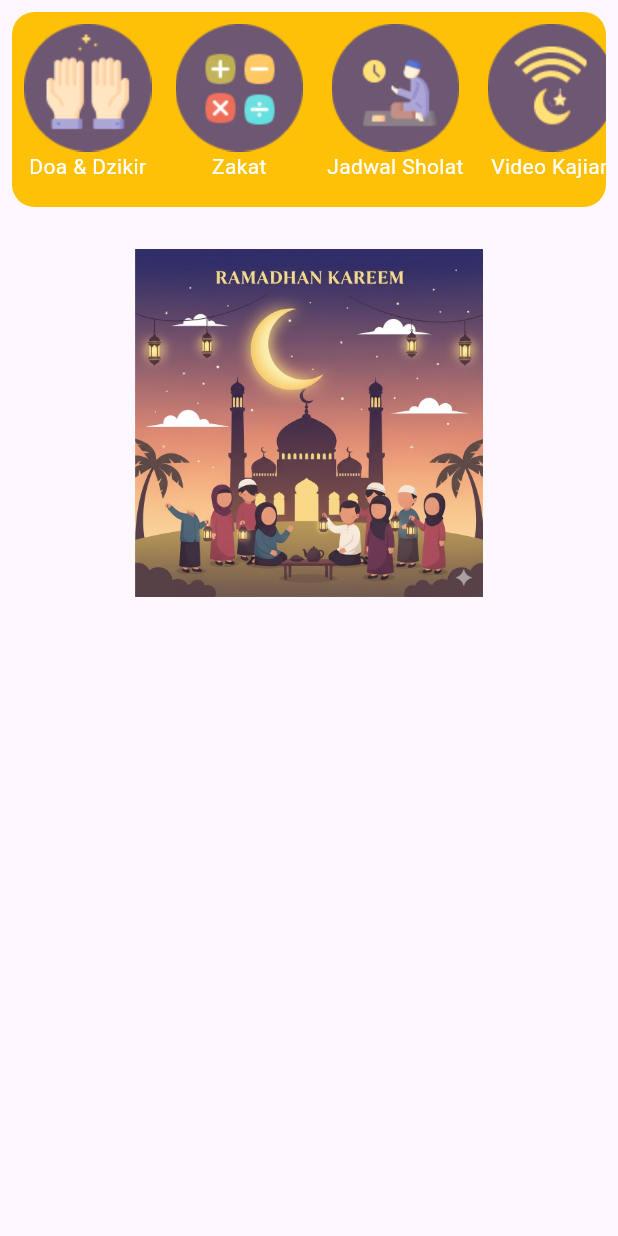
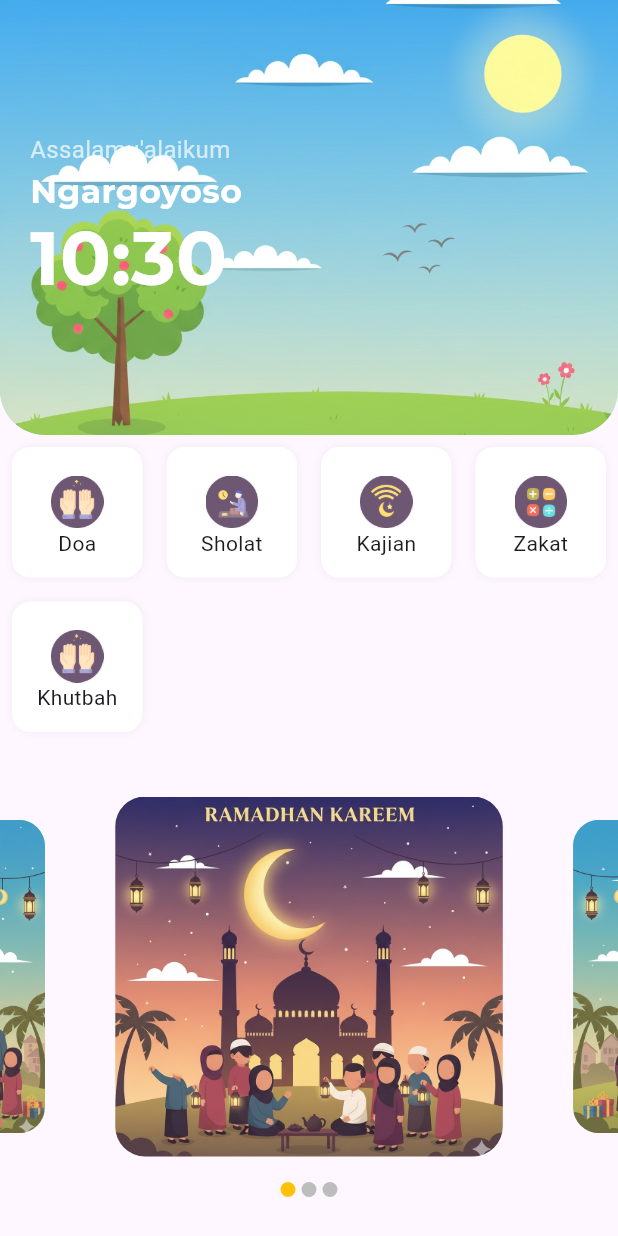
Before and after one commit to rafif-al/SuperApp-Taqwa, a Flutter app: the screen it shows after launch, on a phone screen of 412 x 824 dp. Run offline on Flutter 3.47's test engine with Material 3 defaults, Android fonts, the light colour scheme and no system bars; drawn by our look-alikes of carousel_slider; our stand-ins replace geocoding, geolocator, permission_handler, shared_preferences; missing offline and left inert: string_similarity; Roboto replaces fonts that are missing (Montserrat-Regular); project files that could hold a hidden picture were left out.

Commit message:
membuat dash board islami

```diff
--- a/bitaqwa/lib/pages/home_page.dart
+++ b/bitaqwa/lib/pages/home_page.dart
@@ -1,14 +1,14 @@
-import 'dart:async'; //timer countdown
+import 'dart:async'; // Timer Countdown
 import 'package:flutter/material.dart';
-import 'package:carousel_slider/carousel_slider.dart'; // carosel slider
-import 'package:http/http.dart' as http; // ambil data API
-import 'dart:convert'; // decode JSON
+import 'package:carousel_slider/carousel_slider.dart'; // Carousel Slider
+import 'package:http/http.dart' as http; // ambil data API json
+import 'dart:convert'; // Decode json
 import 'package:geolocator/geolocator.dart'; // GPS
 import 'package:geocoding/geocoding.dart'; // Konversi GPS
 import 'package:intl/intl.dart'; // Formatter Number
-import 'package:permission_handler/permission_handler.dart'; // Izin handler
-import 'package:shared_preferences/shared_preferences.dart'; // cache lokal
-import 'package:string_similarity/string_similarity.dart'; // fuzzy match string
+import 'package:permission_handler/permission_handler.dart'; // Izin Handler
+import 'package:shared_preferences/shared_preferences.dart'; // Cache Lokal
+import 'package:string_similarity/string_similarity.dart'; // Fuzzy match Karanganyar = Karanganyar
 
 class HomePage extends StatefulWidget {
   const HomePage({super.key});
@@ -19,7 +19,7 @@ class HomePage extends StatefulWidget {
 
 class _HomePageState extends State<HomePage> {
   final CarouselController _controller = CarouselController();
-  int _curentIndex = 0;
+  int _currentIndex = 0;
 
   final posterList = const <String>[
     'assets/images/ramadhan-karrem.png',
@@ -30,141 +30,210 @@ class _HomePageState extends State<HomePage> {
   @override
   Widget build(BuildContext context) {
     return Scaffold(
-      body: SingleChildScrollView(
+      body: SafeArea(
+        child: SingleChildScrollView(
           child: Column(
             children: <Widget>[
-            Padding(
-              padding: const EdgeInsets.all(8.0),
-              child: Container(
+              // ============================================
+              // Menu waktu sholat by lokasi
+              // ============================================
+              _buildHeroSection(),
+              // ============================================
+              // Menu Section
+              // ============================================
+              _buildMenuGridSection(),
+              // ============================================
+              // Carousel Section
+              // ============================================
+              _buildCarouselSection(),
+            ],
+          ),
+        ),
+      ),
+    );
+  }
+
+  // ============================================
+  // Menu hero widget
+  // ============================================
+  Widget _buildHeroSection() {
+    return Stack(
+      clipBehavior: Clip.none,
+      children: [
+        Container(
+          height: 290,
           width: double.infinity,
-                height: 130,
           decoration: BoxDecoration(
-                  color: Colors.amber,
-                  borderRadius: BorderRadius.circular(15),
+            color: Color(0xFFB3E5FC),
+            borderRadius: BorderRadius.only(
+              bottomLeft: Radius.circular(30),
+              bottomRight: Radius.circular(30),
               ),
-                child: SingleChildScrollView(
-                  scrollDirection: Axis.horizontal,
-                  child: Row(
+              image: DecorationImage(image: AssetImage('assets/images/bg-afternoon.png'),
+              fit: BoxFit.cover,
+              ),
+          ),
+          child: Padding(
+            padding: const EdgeInsets.symmetric(
+              horizontal: 20,
+              vertical: 20,
+            ),
+            child: Column(
+              mainAxisAlignment: MainAxisAlignment.center,
+              crossAxisAlignment: CrossAxisAlignment.start,
               children: <Widget>[
-                      InkWell(
-                        onTap: () {},
-                        child: Padding(
-                          padding: const EdgeInsets.all(8.0),
-                          child: Container(
-                            child: Column(
-                              crossAxisAlignment: CrossAxisAlignment.center,
-                              children: <Widget>[
-                                Image.asset('assets/images/ic_menu_doa.png'),
                 Text(
-                                  'Doa & Dzikir',
+                  'Assalamu\'alaikum',
                   style: TextStyle(
                     fontFamily: 'Montserrat-Regular',
-                                    color: Colors.white,
+                    fontSize: 16,
+                    color: Colors.white70,
+                  ),
+                ),
+                Text(
+                  'Ngargoyoso',
+                  style: TextStyle(fontFamily: 'Montserrat-Bold', fontSize: 22, color: Colors.white),
+                ),
+                Text(
+                  DateFormat('HH:mm').format(DateTime.now()),
+                  style: TextStyle(
+                    fontFamily: 'Montserrat-Bold',
+                    fontSize: 50,
+                    height: 1.2,
+                    color: Colors.white
                   ),
                 ),
               ],
             ),
           ),
         ),
-                      ),
-                      InkWell(
-                        onTap: () {},
-                        child: Padding(
-                          padding: const EdgeInsets.all(8.0),
+      ],
+    );
+  }
+
+  // =====================================================
+  // MENU ITEM SECTION WIDGET
+  // =====================================================
+  Widget _buildMenuItem(String iconPath, String title, String routName) {
+    return Material(
+      color: Colors.transparent,
+      child: InkWell(
+        onTap: () {
+          Navigator.pushNamed(context, routName);
+        },
+        borderRadius: BorderRadius.circular(12),
+        splashColor: Colors.amber.withOpacity(0.2),
         child: Container(
-                            child: Column(
-                              crossAxisAlignment: CrossAxisAlignment.center,
-                              children: <Widget>[
-                                Image.asset('assets/images/ic_menu_zakat.png'),
-                                Text(
-                                  'Zakat',
-                                  style: TextStyle(
-                                    fontFamily: 'Montserrat-Regular',
+          decoration: BoxDecoration(
             color: Colors.white,
-                                  ),
-                                ),
+            borderRadius: BorderRadius.circular(12),
+            boxShadow: [
+              BoxShadow(color: Colors.black.withOpacity(0.05), blurRadius: 4),
             ],
           ),
-                          ),
-                        ),
-                      ),
-                      InkWell(
-                        onTap: () {},
-                        child: Padding(
-                          padding: const EdgeInsets.all(8.0),
-                          child: Container(
           child: Column(
-                              crossAxisAlignment: CrossAxisAlignment.center,
-                              children: <Widget>[
-                                Image.asset(
-                                  'assets/images/ic_menu_jadwal_sholat.png',
-                                ),
-                                Text(
-                                  'Jadwal Sholat',
-                                  style: TextStyle(
-                                    fontFamily: 'Montserrat-Regular',
-                                    color: Colors.white,
-                                  ),
-                                ),
+            mainAxisAlignment: MainAxisAlignment.center,
+            children: [
+              const SizedBox(height: 6),
+              Image.asset(iconPath, width: 35),
+              Text(title, style: TextStyle(fontFamily: 'Montserrat-Regular')),
             ],
           ),
-                          ),
-                        ),
-                      ),
-                      InkWell(
-                        onTap: () {},
-                        child: Padding(
-                          padding: const EdgeInsets.all(8.0),
-                          child: Container(
-                            child: Column(
-                              crossAxisAlignment: CrossAxisAlignment.center,
-                              children: <Widget>[
-                                Image.asset(
-                                  'assets/images/ic_menu_video_kajian.png',
-                                ),
-                                Text(
-                                  'Video Kajian',
-                                  style: TextStyle(
-                                    fontFamily: 'Montserrat-Regular',
-                                    color: Colors.white,
-                                  ),
-                                ),
-                              ],
-                            ),
-                          ),
-                        ),
-                      ),
-                    ],
-                  ),
-                ),
-              ),
-            ),
-
-            // =======================
-            // Carousel Section
-            // =======================
-            _buildCarouselSection(),
-          ],
         ),
       ),
     );
   }
 
+  // =====================================================
+  // MENU GRID SECTION WIDGET
+  // =====================================================
+  Widget _buildMenuGridSection() {
+    return Padding(
+      padding: const EdgeInsets.all(8.0),
+      child: GridView.count(
+        crossAxisCount: 4,
+        shrinkWrap: true,
+        mainAxisSpacing: 16,
+        crossAxisSpacing: 16,
+        physics: NeverScrollableScrollPhysics(),
+        children: [
+          _buildMenuItem('assets/images/ic_menu_doa.png', 'Doa', '/doa'),
+          _buildMenuItem(
+            'assets/images/ic_menu_jadwal_sholat.png',
+            'Sholat',
+            '/jadwal Sholat',
+          ),
+          _buildMenuItem(
+            'assets/images/ic_menu_video_kajian.png',
+            'Kajian',
+            '/video Kajian',
+          ),
+          _buildMenuItem('assets/images/ic_menu_zakat.png', 'Zakat', '/zakat'),
+          _buildMenuItem('assets/images/ic_menu_doa.png', 'Khutbah', '/doa'),
+        ],
+      ),
+    );
+  }
+
+  // =====================================================
+  // CAROUSEL SECTION WIDGET
+  // =====================================================
   Widget _buildCarouselSection() {
     return Column(
       children: [
         const SizedBox(height: 20),
+        // Carousel Card
         CarouselSlider.builder(
           itemCount: posterList.length,
-          itemBuilder: (contex, index, realIndex){
+          itemBuilder: (context, index, realIndex) {
             final poster = posterList[index];
             return Container(
-              child: Image.asset(poster),
+              margin: EdgeInsets.all(15),
+              child: ClipRRect(
+                borderRadius: BorderRadiusGeometry.circular(20),
+                child: Image.asset(
+                  poster,
+                  width: double.infinity,
+                  fit: BoxFit.cover,
+                ),
+              ),
             );
           },
-          options: CarouselOptions(),
+          options: CarouselOptions(
+            autoPlay: true,
+            height: 270,
+            enlargeCenterPage: true,
+            viewportFraction: 0.7,
+            onPageChanged: (index, reason) {
+              setState(() => _currentIndex = index);
+            },
+          ),
+        ),
+        // Dot Indikator Carousel
+        Row(
+          mainAxisAlignment: MainAxisAlignment.center,
+          children: posterList.asMap().entries.map((entry) {
+            return GestureDetector(
+              onTap: () => _currentIndex.animateToPage(entry.key),
+              child: Container(
+                width: 10,
+                height: 10,
+                margin: EdgeInsets.all(2),
+                decoration: BoxDecoration(
+                  shape: BoxShape.circle,
+                  color: _currentIndex == entry.key
+                      ? Colors.amber
+                      : Colors.grey[400],
+                ),
+              ),
+            );
+          }).toList(),
         ),
       ],
     );
   }
 }
+
+extension on int {
+  void animateToPage(int key) {}
+}
```
Also changed, not shown: bitaqwa/assets/images/bg-afternoon.png (renamed from bitaqwa/assets/images/bg-afternoon.jpeg), bitaqwa/assets/images/bg-night.png (renamed from bitaqwa/assets/images/bg-night.jpeg), 1 other file. Lines whose indentation alone changed are shown as unchanged.
